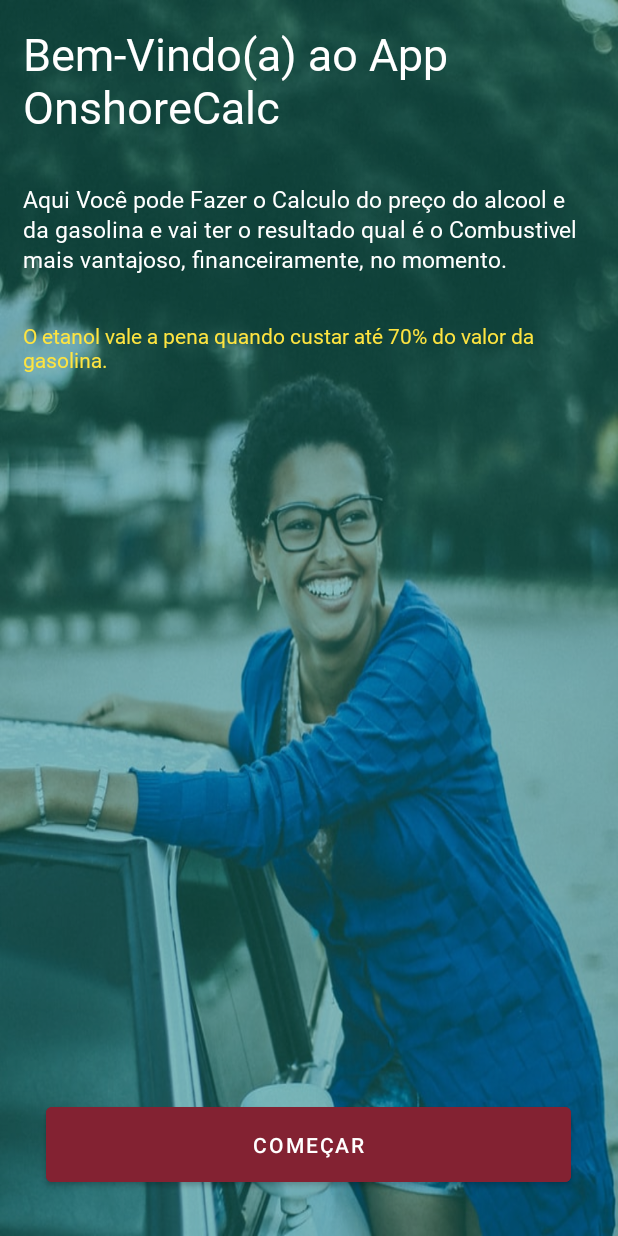
After one commit to Rbotini/App-Calculadora-Combustivel, an Android app: the Abertura screen opened directly, with no data from a screen before it, on a phone screen of 412 x 824 dp. The commit adds this screen. Run offline under Robolectric (Android 15) with nearby library versions, the phone set to English and light mode, and no system bars.

Commit message:
Criado a tela de Abertura do app

```diff
--- a/app/src/main/AndroidManifest.xml
+++ b/app/src/main/AndroidManifest.xml
@@ -1,5 +1,6 @@
 <?xml version="1.0" encoding="utf-8"?>
 <manifest xmlns:android="http://schemas.android.com/apk/res/android"
+    xmlns:tools="http://schemas.android.com/tools"
     package="com.botinidev">
 
     <application
@@ -9,6 +10,9 @@
         android:roundIcon="@mipmap/ic_launcher_round"
         android:supportsRtl="true"
         android:theme="@style/Theme.CombustivelPower">
+        <activity
+            android:name=".Abertura"
+            android:exported="false" />
         <activity
             android:name=".MainActivity"
             android:exported="false" />
--- /dev/null
+++ b/app/src/main/java/com/botinidev/Abertura.java
@@ -0,0 +1,27 @@
+package com.botinidev;
+
+import androidx.appcompat.app.AppCompatActivity;
+
+import android.content.Intent;
+import android.os.Bundle;
+import android.view.View;
+import android.widget.Button;
+
+public class Abertura extends AppCompatActivity {
+
+    @Override
+    protected void onCreate(Bundle savedInstanceState) {
+        super.onCreate(savedInstanceState);
+        setContentView(R.layout.activity_abertura);
+
+        Button btn = findViewById(R.id.button);
+        btn.setOnClickListener(new View.OnClickListener() {
+            @Override
+            public void onClick(View view) {
+                Intent intent = new Intent(Abertura.this,MainActivity.class);
+                startActivity(intent);
+                finish();
+            }
+        });
+    }
+}
--- a/app/src/main/java/com/botinidev/Splash.java
+++ b/app/src/main/java/com/botinidev/Splash.java
@@ -31,7 +31,7 @@ public class Splash extends AppCompatActivity {
     }
 
     private void trocartela() {
-       Intent intent = new Intent(Splash.this,MainActivity.class);
+       Intent intent = new Intent(Splash.this,Abertura.class);
        startActivity(intent);
        finish();
 
--- /dev/null
+++ b/app/src/main/res/layout/activity_abertura.xml
@@ -0,0 +1,72 @@
+<?xml version="1.0" encoding="utf-8"?>
+<androidx.appcompat.widget.LinearLayoutCompat xmlns:android="http://schemas.android.com/apk/res/android"
+    xmlns:app="http://schemas.android.com/apk/res-auto"
+    xmlns:tools="http://schemas.android.com/tools"
+    android:layout_width="match_parent"
+    android:layout_height="match_parent"
+    android:background="@drawable/fundo"
+    tools:context=".Abertura">
+
+
+    <FrameLayout
+        android:layout_width="match_parent"
+        android:layout_height="match_parent"
+        android:background="#5B009688">
+
+        <LinearLayout
+            android:layout_width="match_parent"
+            android:layout_height="match_parent"
+            android:orientation="vertical">
+
+            <TextView
+                android:id="@+id/textView3"
+                android:layout_width="match_parent"
+                android:layout_height="wrap_content"
+                android:fontFamily="@font/roboto_regular"
+                android:padding="15sp"
+                android:text="@string/Bem_vindo"
+                android:textColor="#fff"
+                android:textSize="30sp" />
+
+            <TextView
+                android:id="@+id/textView7"
+                android:layout_width="match_parent"
+                android:layout_height="wrap_content"
+                android:fontFamily="@font/roboto_regular"
+                android:lineHeight="20sp"
+                android:padding="15sp"
+                android:text="@string/title_bem_vindo"
+                android:textColor="#fff"
+                android:textSize="15sp" />
+
+            <TextView
+                android:id="@+id/textView8"
+                android:layout_width="match_parent"
+                android:layout_height="wrap_content"
+                android:fontFamily="@font/mochiyroppone_regular"
+                android:padding="15sp"
+                android:text="@string/subtitulo2"
+                android:textColor="#fee440"
+                android:textSize="14sp" />
+
+            <FrameLayout
+                android:layout_width="match_parent"
+                android:layout_height="match_parent">
+
+                <Button
+                    android:id="@+id/button"
+                    android:layout_width="350dp"
+                    android:layout_height="wrap_content"
+                    android:layout_marginTop="40dp"
+                    android:backgroundTint="@color/button"
+                    android:padding="15sp"
+                    android:layout_gravity="bottom|center"
+                    android:layout_marginBottom="30dp"
+                    android:text="Começar" />
+
+            </FrameLayout>
+
+
+        </LinearLayout>
+    </FrameLayout>
+</androidx.appcompat.widget.LinearLayoutCompat>
--- a/app/src/main/res/values-night/themes.xml
+++ b/app/src/main/res/values-night/themes.xml
@@ -9,8 +9,8 @@
         <item name="colorSecondary">@color/teal_200</item>
         <item name="colorSecondaryVariant">@color/teal_200</item>
         <item name="colorOnSecondary">@color/black</item>
-        <!-- Status bar color. -->
-        <item name="android:statusBarColor" tools:targetApi="l">?attr/colorPrimaryVariant</item>
-        <!-- Customize your theme here. -->
+
     </style>
+
+
 </resources>
--- a/app/src/main/res/values/colors.xml
+++ b/app/src/main/res/values/colors.xml
@@ -8,4 +8,9 @@
     <color name="black">#FF000000</color>
     <color name="white">#FFFFFFFF</color>
     <color name="button">#832232</color>
+    <color name="light_blue_600">#FF039BE5</color>
+    <color name="light_blue_900">#FF01579B</color>
+    <color name="light_blue_A200">#FF40C4FF</color>
+    <color name="light_blue_A400">#FF00B0FF</color>
+    <color name="black_overlay">#66000000</color>
 </resources>
--- a/app/src/main/res/values/strings.xml
+++ b/app/src/main/res/values/strings.xml
@@ -3,4 +3,7 @@
     <string name="titulo">Quando vale a pena usar um combustível ou outro?</string>
     <string name="subtitulo">Esta calculadora do Combustivel Power compara o preço do litro do álcool e da gasolina e mostra qual é o combustível mais vantajoso, financeiramente, no momento.</string>
     <string name="subtitulo2">O etanol vale a pena quando custar até 70% do valor da gasolina.</string>
+    <string name="Bem_vindo">Bem-Vindo(a) ao App OnshoreCalc</string>
+    <string name="title_bem_vindo">Aqui Você pode Fazer o Calculo do preço do alcool e da gasolina e vai ter o resultado qual é o Combustivel mais vantajoso, financeiramente, no momento.</string>
+    <string name="title_bem_vindo2">vantajoso, financeiramente, no momento</string>
 </resources>
--- a/app/src/main/res/values/themes.xml
+++ b/app/src/main/res/values/themes.xml
@@ -9,8 +9,8 @@
         <item name="colorSecondary">@color/teal_200</item>
         <item name="colorSecondaryVariant">@color/teal_700</item>
         <item name="colorOnSecondary">@color/black</item>
-        <!-- Status bar color. -->
-        <item name="android:statusBarColor" tools:targetApi="l">?attr/colorPrimaryVariant</item>
-        <!-- Customize your theme here. -->
+
     </style>
+
+
 </resources>
```
Also changed, not shown: app/build.gradle (+8 -0 lines), app/src/main/res/layout/activity_splash.xml (+4 -29 lines), app/src/main/res/drawable/fundo.jpg (added).
